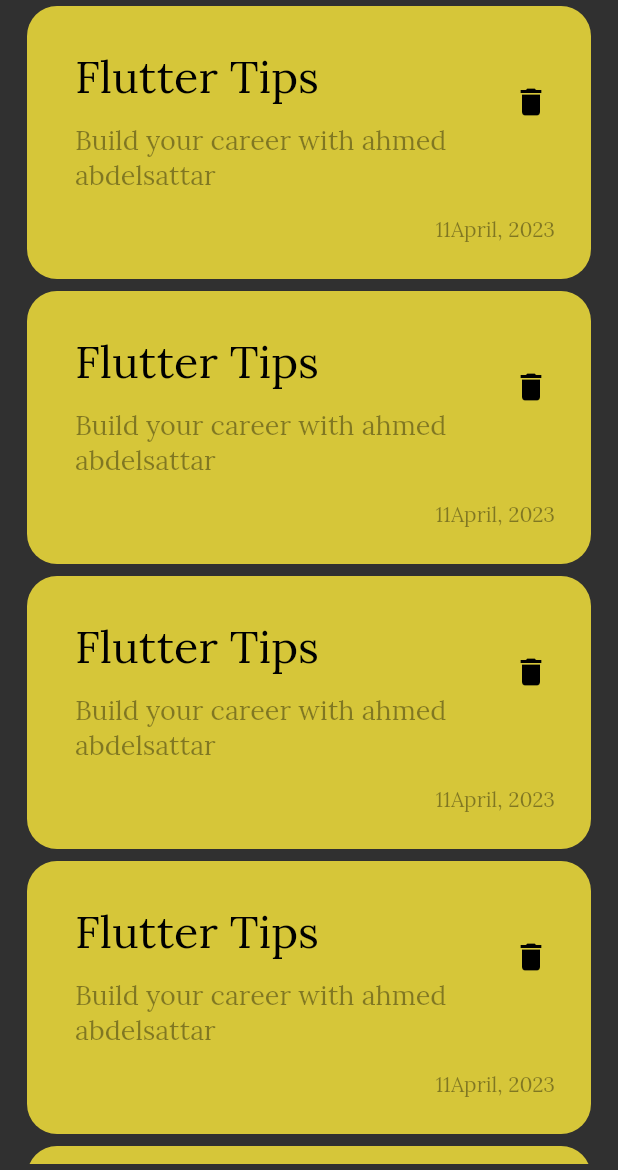
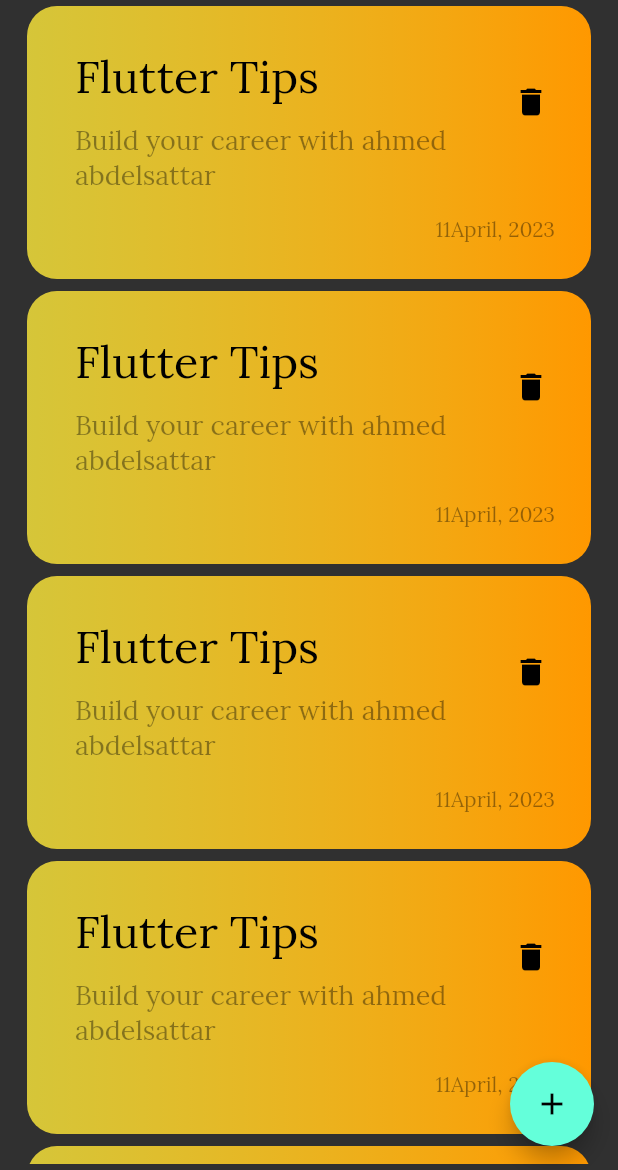
Before and after one commit to A-Abdelsattar/notes_app, a Flutter app: the screen it shows after launch, on a phone screen of 412 x 824 dp, the part 66-1236 px from its top. Run offline on Flutter 3.47's test engine with Material 2 defaults, Android fonts, the phone set to English and light mode, and no system bars.

Commit message:
add floating action button

```diff
--- a/lib/views/notes_view.dart
+++ b/lib/views/notes_view.dart
@@ -9,13 +9,16 @@ class NotesView extends StatelessWidget {
   @override
   Widget build(BuildContext context) {
     return Scaffold(
+      floatingActionButton:FloatingActionButton(onPressed: (){},child:const Icon(Icons.add),),
       body: SafeArea(
         child: Padding(
           padding: const EdgeInsets.symmetric(horizontal: 18.0, vertical: 4),
           child: Column(
-            children: const [
+            children:const [
               CustomAppBar(),
-              Expanded(child: NotesListView())
+              Expanded(
+                  child: NotesListView(),
+              ),
             ],
           ),
         ),
--- a/lib/views/widgets/note_item.dart
+++ b/lib/views/widgets/note_item.dart
@@ -8,7 +8,13 @@ class NoteItem extends StatelessWidget {
     return Container(
       padding: EdgeInsets.only(top: 24,bottom: 24,left: 16),
       decoration: BoxDecoration(
-          borderRadius: BorderRadius.circular(20), color: Colors.yellow.withOpacity(.8)),
+          borderRadius: BorderRadius.circular(20),
+        gradient: LinearGradient(colors: [
+           Colors.yellow.withOpacity(.8),
+           Colors.orange,
+
+        ])
+      ),
       child: Column(
         crossAxisAlignment: CrossAxisAlignment.end,
         children: [
```
